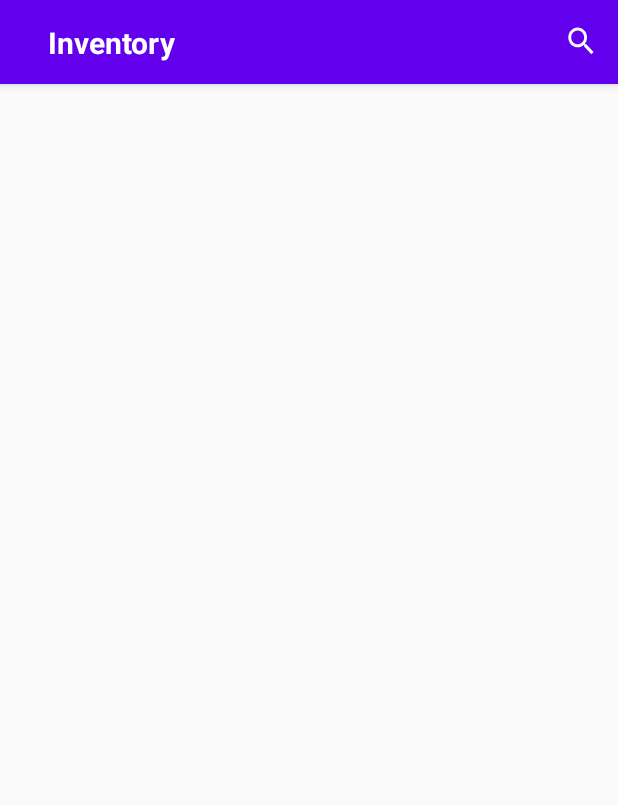
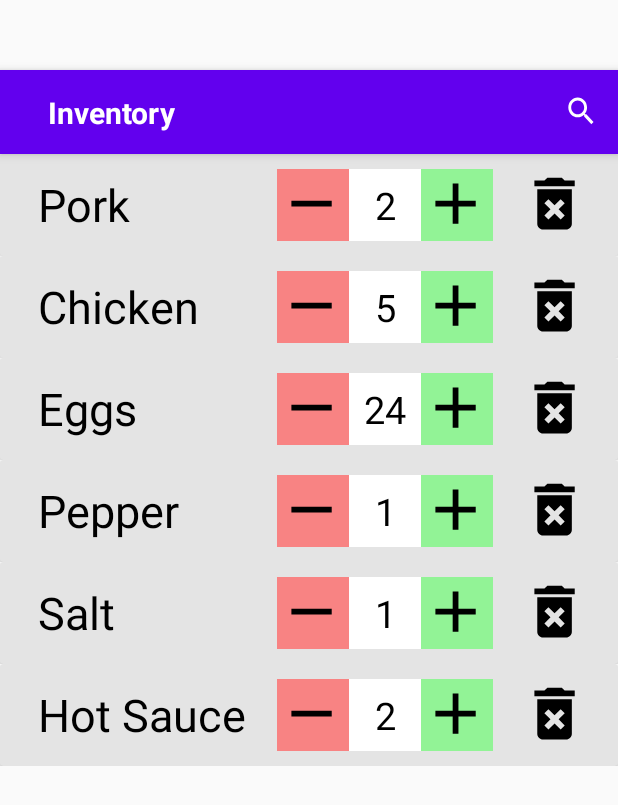
Before and after one commit to P-Burk/Inventory_Application, an Android app: the screen it shows after launch (inventory), on a phone screen of 412 x 824 dp. Shown: the top 805 px of the screen. Run offline under Robolectric (Android 15) with nearby library versions, the phone set to English and light mode, and no system bars.

Commit message:
added files and code for inventory items

```diff
--- /dev/null
+++ b/app/src/main/java/com/pburkhardt/inventory_application/RecyclerViewAdapter.java
@@ -0,0 +1,69 @@
+package com.pburkhardt.inventory_application;
+
+import android.content.Context;
+import android.media.Image;
+import android.view.LayoutInflater;
+import android.view.View;
+import android.view.ViewGroup;
+import android.widget.ImageView;
+import android.widget.TextView;
+
+import androidx.annotation.NonNull;
+import androidx.recyclerview.widget.RecyclerView;
+
+import java.util.ArrayList;
+
+public class RecyclerViewAdapter extends RecyclerView.Adapter<RecyclerViewAdapter.viewHolder> {
+    Context context;    //used for inflater
+    ArrayList<inventoryItemModel> itemInventoryList;
+
+    ///// CONSTRUCTOR /////
+    public RecyclerViewAdapter(Context context, ArrayList<inventoryItemModel> invItemList) {
+        this.context = context;
+        this. itemInventoryList = invItemList;
+    }
+
+    @NonNull
+    @Override
+    // gets the layout for the rows
+    public RecyclerViewAdapter.viewHolder onCreateViewHolder(@NonNull ViewGroup parent, int viewType) {
+        LayoutInflater inflater = LayoutInflater.from(context);
+        View view = inflater.inflate(R.layout.inventory_row, parent, false);
+
+        return new RecyclerViewAdapter.viewHolder(view);
+    }
+
+    @Override
+    // binds data to the views/cards
+    public void onBindViewHolder(@NonNull RecyclerViewAdapter.viewHolder holder, int position) {
+        holder.itemName.setText(itemInventoryList.get(position).getItemName());
+        holder.itemCount.setText(itemInventoryList.get(position).getItemCount());
+//        holder.subButton.setImageResource(R.layout.inventory_row());
+//        holder.addButton.setImageResource(itemInventoryList.get(position).getAddBtnImg());
+//        holder.trashButton.setImageResource(itemInventoryList.get(position).getTrashBtnImg());
+    }
+
+    @Override
+    public int getItemCount() {
+        return this.itemInventoryList.size();
+    }
+
+    // gets and holds the cardView/row
+    public static class viewHolder extends RecyclerView.ViewHolder{
+
+        TextView itemName;
+        ImageView subButton;
+        TextView itemCount;
+        ImageView addButton;
+        ImageView trashButton;
+
+        public viewHolder(@NonNull View itemView) {
+            super(itemView);
+            itemName = itemView.findViewById(R.id.itemText);
+            subButton = itemView.findViewById(R.id.subtractButton);
+            itemCount = itemView.findViewById(R.id.itemCount);
+            addButton = itemView.findViewById(R.id.additionButton);
+            trashButton = itemView.findViewById(R.id.deleteItemButton);
+        }
+    }
+}
--- a/app/src/main/java/com/pburkhardt/inventory_application/inventory.java
+++ b/app/src/main/java/com/pburkhardt/inventory_application/inventory.java
@@ -2,6 +2,8 @@ package com.pburkhardt.inventory_application;
 
 import androidx.appcompat.app.AppCompatActivity;
 import androidx.appcompat.widget.Toolbar;
+import androidx.recyclerview.widget.LinearLayoutManager;
+import androidx.recyclerview.widget.RecyclerView;
 
 import android.os.Bundle;
 import android.view.Menu;
@@ -11,7 +13,12 @@ import android.view.View;
 import com.google.android.material.snackbar.BaseTransientBottomBar;
 import com.google.android.material.snackbar.Snackbar;
 
+import java.util.ArrayList;
+
 public class inventory extends AppCompatActivity {
+
+    ArrayList<inventoryItemModel> inventoryItemsList = new ArrayList<>();
+
 
     @Override
     protected void onCreate(Bundle savedInstanceState) {
@@ -19,6 +26,22 @@ public class inventory extends AppCompatActivity {
         setContentView(R.layout.activity_inventory);
         Toolbar inventoryToolBar = (Toolbar) findViewById(R.id.inventoryToolBar);
         setSupportActionBar(inventoryToolBar);
+
+        RecyclerView recyclerView = findViewById(R.id.inventoryList);
+        populateInventoryList();
+        RecyclerViewAdapter adapter = new RecyclerViewAdapter(this, inventoryItemsList);
+        recyclerView.setAdapter(adapter);
+        recyclerView.setLayoutManager(new LinearLayoutManager(this));
+    }
+
+    // populates the array list for that holds all of the inventory items
+    private void populateInventoryList() {
+        String[] inventoryItemNames = getResources().getStringArray(R.array.placeHolderItems);
+        String[] inventoryItemCounts = getResources().getStringArray(R.array.placeHolderItemCounts);
+
+        for (int i = 0; i < inventoryItemNames.length; i++) {
+            inventoryItemsList.add(new inventoryItemModel(inventoryItemNames[i], inventoryItemCounts[i]));
+        }
     }
 
     @Override
--- /dev/null
+++ b/app/src/main/java/com/pburkhardt/inventory_application/inventoryItemModel.java
@@ -0,0 +1,60 @@
+package com.pburkhardt.inventory_application;
+
+public class inventoryItemModel {
+    ///// ATTRIBUTES /////
+    private String itemName;
+    private String itemCount;
+//    private int subtractBtnImg;
+//    private int addBtnImg;
+//    private int trashBtnImg;
+
+    ///// CONSTRUCTORS /////
+    public inventoryItemModel(String itemName, String itemCount) {
+        this.itemName = itemName;
+        this.itemCount = itemCount;
+//        this.subtractBtnImg = subtractBtnImg;
+//        this.addBtnImg = addBtnImg;
+//        this.trashBtnImg = trashBtnImg;
+    }
+
+    ///// GETTERS + SETTERS /////
+    public String getItemName() {
+        return itemName;
+    }
+
+    public void setItemName(String itemName) {
+        this.itemName = itemName;
+    }
+
+    public String getItemCount() {
+        return itemCount;
+    }
+
+    public void setItemCount(String itemCount) {
+        this.itemCount = itemCount;
+    }
+
+//    public int getSubtractBtnImg() {
+//        return subtractBtnImg;
+//    }
+//
+//    public void setSubtractBtnImg(int subtractBtnImg) {
+//        this.subtractBtnImg = subtractBtnImg;
+//    }
+//
+//    public int getAddBtnImg() {
+//        return addBtnImg;
+//    }
+//
+//    public void setAddBtnImg(int addBtnImg) {
+//        this.addBtnImg = addBtnImg;
+//    }
+//
+//    public int getTrashBtnImg() {
+//        return trashBtnImg;
+//    }
+//
+//    public void setTrashBtnImg(int trashBtnImg) {
+//        this.trashBtnImg = trashBtnImg;
+//    }
+}
--- a/app/src/main/res/layout/activity_inventory.xml
+++ b/app/src/main/res/layout/activity_inventory.xml
@@ -2,6 +2,11 @@
 <androidx.coordinatorlayout.widget.CoordinatorLayout xmlns:android="http://schemas.android.com/apk/res/android"
     xmlns:app="http://schemas.android.com/apk/res-auto"
 
+    xmlns:tools="http://schemas.android.com/tools"
+    android:layout_width="match_parent"
+    android:layout_height="match_parent">
+
+    <androidx.constraintlayout.widget.ConstraintLayout
         android:layout_width="match_parent"
         android:layout_height="match_parent">
 
@@ -9,7 +14,12 @@
             android:id="@+id/appBarLayout"
 
             android:layout_width="match_parent"
-        android:layout_height="wrap_content">
+            android:layout_height="wrap_content"
+            android:layout_marginBottom="675dp"
+            app:layout_constraintBottom_toBottomOf="parent"
+            app:layout_constraintEnd_toEndOf="parent"
+            app:layout_constraintStart_toStartOf="parent"
+            app:layout_constraintTop_toTopOf="parent">
 
             <androidx.constraintlayout.widget.ConstraintLayout
                 android:layout_width="match_parent"
@@ -56,5 +66,16 @@
 
         </com.google.android.material.appbar.AppBarLayout>
 
+        <androidx.recyclerview.widget.RecyclerView
+            android:id="@+id/inventoryList"
+            android:layout_width="match_parent"
+            android:layout_height="0dp"
+            app:layout_constraintBottom_toBottomOf="parent"
+            app:layout_constraintEnd_toEndOf="parent"
+            app:layout_constraintStart_toStartOf="parent"
+            app:layout_constraintTop_toBottomOf="@id/appBarLayout" />
+
+    </androidx.constraintlayout.widget.ConstraintLayout>
+
 
 </androidx.coordinatorlayout.widget.CoordinatorLayout>
--- a/app/src/main/res/layout/inventory_row.xml
+++ b/app/src/main/res/layout/inventory_row.xml
@@ -3,12 +3,13 @@
     xmlns:app="http://schemas.android.com/apk/res-auto"
     xmlns:tools="http://schemas.android.com/tools"
     android:layout_width="match_parent"
-    android:layout_height="match_parent">
+    android:layout_height="wrap_content">
 
     <androidx.cardview.widget.CardView
         android:layout_width="match_parent"
         android:layout_height="wrap_content"
         android:background="@drawable/border"
+        app:cardBackgroundColor="#E4E4E4"
         app:layout_constraintBottom_toBottomOf="parent"
         app:layout_constraintEnd_toEndOf="parent"
         app:layout_constraintStart_toStartOf="parent"
@@ -20,13 +21,14 @@
 
             <TextView
                 android:id="@+id/itemText"
-                android:layout_width="wrap_content"
+                android:layout_width="150dp"
                 android:layout_height="48dp"
                 android:layout_marginStart="25dp"
                 android:layout_marginTop="10dp"
                 android:layout_marginBottom="10dp"
-                android:gravity="center"
+                android:gravity="center|left"
                 android:text="TextView"
+                android:textColor="@color/black"
                 android:textSize="30sp"
                 app:layout_constraintBottom_toBottomOf="parent"
                 app:layout_constraintHeight_max="50dp"
@@ -40,13 +42,13 @@
                 android:layout_marginTop="10dp"
                 android:layout_marginBottom="10dp"
                 android:background="#F88383"
+                android:contentDescription="@string/subtractButton"
                 app:layout_constraintBottom_toBottomOf="parent"
                 app:layout_constraintEnd_toEndOf="parent"
-                app:layout_constraintHorizontal_bias="0.15"
+                app:layout_constraintHorizontal_bias="0.05"
                 app:layout_constraintStart_toEndOf="@id/itemText"
                 app:layout_constraintTop_toTopOf="parent"
-                app:srcCompat="@drawable/ic_baseline_remove_25"
-                android:contentDescription="@string/subtractButton" />
+                app:srcCompat="@drawable/ic_baseline_remove_25" />
 
             <TextView
                 android:id="@+id/itemCount"
@@ -54,8 +56,11 @@
                 android:layout_height="48dp"
                 android:layout_marginTop="10dp"
                 android:layout_marginBottom="10dp"
+                android:background="#FFFFFF"
                 android:gravity="center"
                 android:text="TextView"
+                android:textColor="@color/black"
+                android:textSize="25sp"
                 app:layout_constraintBottom_toBottomOf="parent"
                 app:layout_constraintStart_toEndOf="@+id/subtractButton"
                 app:layout_constraintTop_toTopOf="parent" />
@@ -67,30 +72,31 @@
                 android:layout_marginTop="10dp"
                 android:layout_marginBottom="10dp"
                 android:background="#92F396"
+                android:contentDescription="@string/additionButton"
                 app:layout_constraintBottom_toBottomOf="parent"
                 app:layout_constraintEnd_toEndOf="parent"
                 app:layout_constraintHorizontal_bias="0.0"
                 app:layout_constraintStart_toEndOf="@id/itemCount"
                 app:layout_constraintTop_toTopOf="parent"
-                app:srcCompat="@drawable/ic_baseline_add_24"
-                android:contentDescription="@string/additionButton" />
+                app:srcCompat="@drawable/ic_baseline_add_24" />
 
             <ImageButton
-                android:id="@+id/imageButton4"
+                android:id="@+id/deleteItemButton"
+                android:layout_width="40dp"
                 android:layout_height="48dp"
-                android:layout_width="40dp"
-                app:layout_constraintWidth_max="40dp"
                 android:layout_marginStart="10dp"
                 android:layout_marginTop="10dp"
                 android:layout_marginEnd="10dp"
                 android:layout_marginBottom="10dp"
                 android:background="#00FFFFFF"
+                android:contentDescription="@string/deleteButton"
                 app:layout_constraintBottom_toBottomOf="parent"
                 app:layout_constraintEnd_toEndOf="parent"
                 app:layout_constraintStart_toEndOf="@+id/additionButton"
                 app:layout_constraintTop_toTopOf="parent"
+                app:layout_constraintWidth_max="40dp"
                 app:srcCompat="@drawable/ic_baseline_delete_forever_48"
-                android:contentDescription="@string/deleteButton" />
+                tools:ignore="TouchTargetSizeCheck,TouchTargetSizeCheck" />
 
 
         </androidx.constraintlayout.widget.ConstraintLayout>
```
Lines whose indentation alone changed are shown as unchanged.
